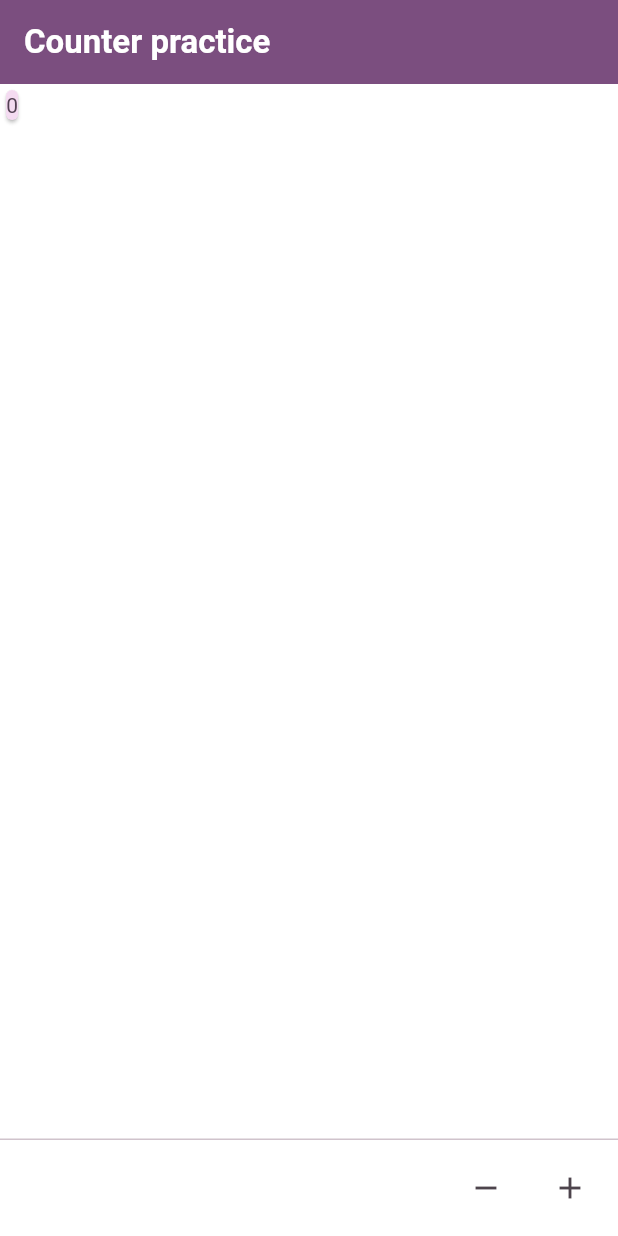
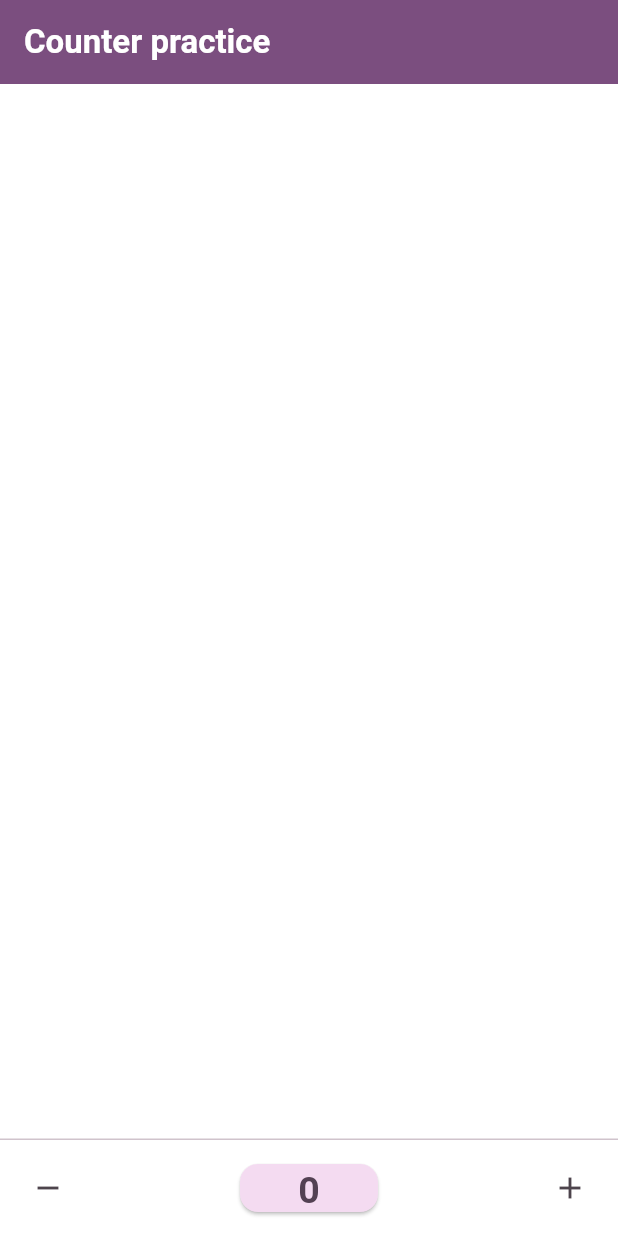
Before and after one commit to RaymundoSantorski/counter_practice, a Flutter app: the screen it shows after launch, on a phone screen of 412 x 824 dp. Run offline on Flutter 3.47's test engine with Material 3 defaults, Android fonts, the light colour scheme and no system bars.

Commit message:
Add card for current counter and cards for history

```diff
--- a/lib/main.dart
+++ b/lib/main.dart
@@ -38,8 +38,8 @@
       if (_lastCounters.length >= 10) {
         _lastCounters.removeAt(0);
       }
+      _lastCounters.add(_counter);
       _counter++;
-      _lastCounters.add(_counter);
     });
   }
 
@@ -48,8 +48,8 @@
       if (_lastCounters.length >= 10) {
         _lastCounters.removeAt(0);
       }
+      _lastCounters.add(_counter);
       _counter--;
-      _lastCounters.add(_counter);
     });
   }
 
@@ -66,20 +66,58 @@
         backgroundColor: theme.primary,
       ),
       persistentFooterButtons: [
-        IconButton(onPressed: decrementCounter, icon: Icon(Icons.remove)),
-        IconButton(onPressed: incrementCounter, icon: Icon(Icons.add)),
+        Row(
+          children: [
+            IconButton(onPressed: decrementCounter, icon: Icon(Icons.remove)),
+            Expanded(
+              child: Center(
+                child: SizedBox(
+                  width: 100,
+                  height: 40,
+                  child: Card(
+                    color: theme.secondaryContainer,
+                    child: Center(
+                      child: Text(
+                        '$_counter',
+                        style: TextStyle(
+                          color: theme.onSecondaryContainer,
+                          fontSize: 25,
+                          fontWeight: FontWeight.bold,
+                        ),
+                      ),
+                    ),
+                  ),
+                ),
+              ),
+            ),
+            IconButton(onPressed: incrementCounter, icon: Icon(Icons.add)),
+          ],
+        ),
       ],
       body: SafeArea(
         child: Column(
           crossAxisAlignment: CrossAxisAlignment.center,
           children: [
-            Card(
-              color: theme.secondaryContainer,
-              child: Text(
-                '$_counter',
-                style: TextStyle(color: theme.onSecondaryContainer),
+            for (int count in _lastCounters)
+              Center(
+                child: SizedBox(
+                  width: 100,
+                  height: 60,
+                  child: Card(
+                    color: theme.secondaryContainer,
+                    child: Center(
+                      child: Text(
+                        '$count',
+                        style: TextStyle(
+                          color: theme.onSecondaryContainer,
+                          fontSize: 25,
+                          fontWeight: FontWeight.bold,
+                        ),
+                      ),
+                    ),
+                  ),
+                ),
               ),
-            ),
           ],
         ),
       ),
```
